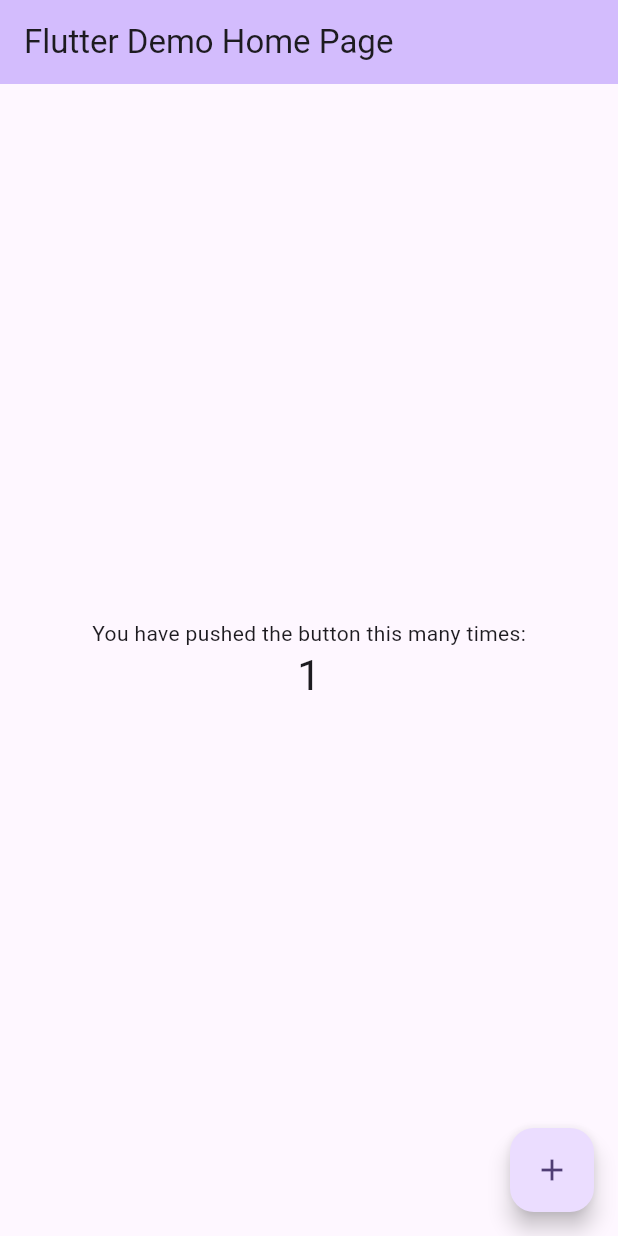
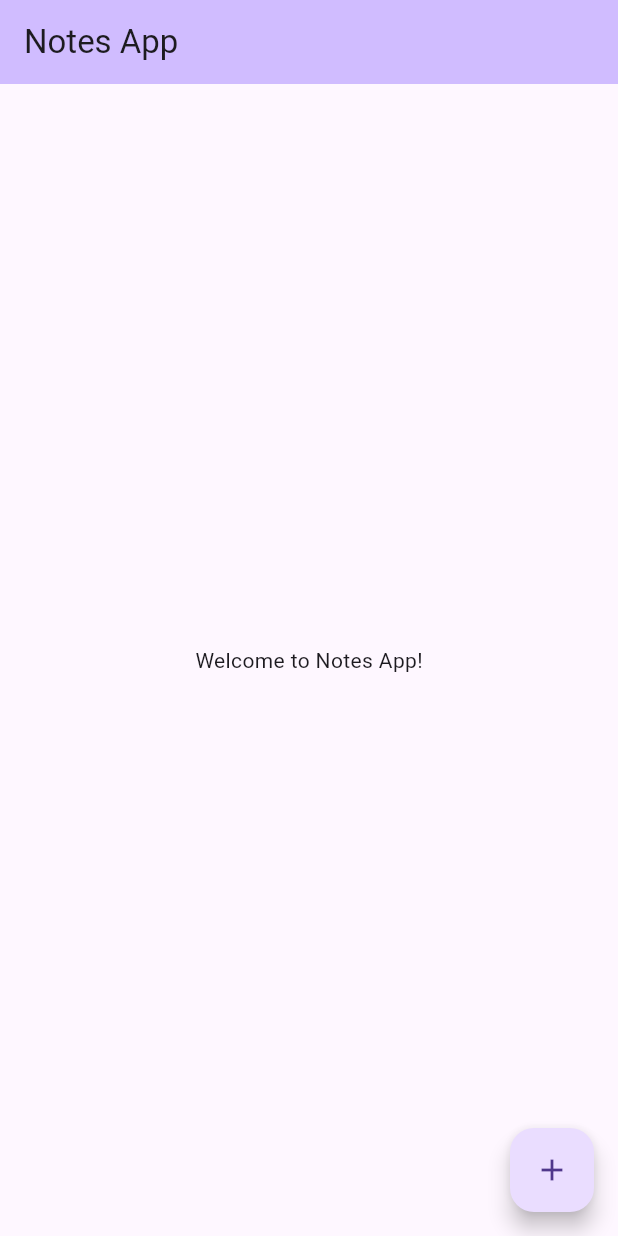
Before and after one commit to MarwanElkady/NotesApp, a Flutter app: the screen it shows after launch, after a tap on the "add" icon, on a phone screen of 412 x 824 dp. Run offline on Flutter 3.47's test engine with Material 3 defaults, Android fonts, the phone set to English and light mode, and no system bars.

Commit message:
create the app

```diff
--- a/lib/main.dart
+++ b/lib/main.dart
@@ -1,122 +1,30 @@
 import 'package:flutter/material.dart';
 
 void main() {
-  runApp(const MyApp());
+  runApp(const NotesApp());
 }
 
-class MyApp extends StatelessWidget {
-  const MyApp({super.key});
+class NotesApp extends StatelessWidget {
+  const NotesApp({super.key});
 
-  // This widget is the root of your application.
   @override
   Widget build(BuildContext context) {
     return MaterialApp(
-      title: 'Flutter Demo',
-      theme: ThemeData(
-        // This is the theme of your application.
-        //
-        // TRY THIS: Try running your application with "flutter run". You'll see
-        // the application has a purple toolbar. Then, without quitting the app,
-        // try changing the seedColor in the colorScheme below to Colors.green
-        // and then invoke "hot reload" (save your changes or press the "hot
-        // reload" button in a Flutter-supported IDE, or press "r" if you used
-        // the command line to start the app).
-        //
-        // Notice that the counter didn't reset back to zero; the application
-        // state is not lost during the reload. To reset the state, use hot
-        // restart instead.
-        //
-        // This works for code too, not just values: Most code changes can be
-        // tested with just a hot reload.
-        colorScheme: ColorScheme.fromSeed(seedColor: Colors.deepPurple),
+      title: 'Notes App',
+      theme: ThemeData(primarySwatch: Colors.blue, useMaterial3: true),
+      home: Scaffold(
+        appBar: AppBar(
+          title: const Text('Notes App'),
+          backgroundColor: Theme.of(context).colorScheme.inversePrimary,
+        ),
+        body: const Center(child: Text('Welcome to Notes App!')),
+        floatingActionButton: FloatingActionButton(
+          onPressed: () {
+            // TODO: Add new note functionality
+          },
+          child: const Icon(Icons.add),
+        ),
       ),
-      home: const MyHomePage(title: 'Flutter Demo Home Page'),
     );
   }
 }
-
-class MyHomePage extends StatefulWidget {
-  const MyHomePage({super.key, required this.title});
-
-  // This widget is the home page of your application. It is stateful, meaning
-  // that it has a State object (defined below) that contains fields that affect
-  // how it looks.
-
-  // This class is the configuration for the state. It holds the values (in this
-  // case the title) provided by the parent (in this case the App widget) and
-  // used by the build method of the State. Fields in a Widget subclass are
-  // always marked "final".
-
-  final String title;
-
-  @override
-  State<MyHomePage> createState() => _MyHomePageState();
-}
-
-class _MyHomePageState extends State<MyHomePage> {
-  int _counter = 0;
-
-  void _incrementCounter() {
-    setState(() {
-      // This call to setState tells the Flutter framework that something has
-      // changed in this State, which causes it to rerun the build method below
-      // so that the display can reflect the updated values. If we changed
-      // _counter without calling setState(), then the build method would not be
-      // called again, and so nothing would appear to happen.
-      _counter++;
-    });
-  }
-
-  @override
-  Widget build(BuildContext context) {
-    // This method is rerun every time setState is called, for instance as done
-    // by the _incrementCounter method above.
-    //
-    // The Flutter framework has been optimized to make rerunning build methods
-    // fast, so that you can just rebuild anything that needs updating rather
-    // than having to individually change instances of widgets.
-    return Scaffold(
-      appBar: AppBar(
-        // TRY THIS: Try changing the color here to a specific color (to
-        // Colors.amber, perhaps?) and trigger a hot reload to see the AppBar
-        // change color while the other colors stay the same.
-        backgroundColor: Theme.of(context).colorScheme.inversePrimary,
-        // Here we take the value from the MyHomePage object that was created by
-        // the App.build method, and use it to set our appbar title.
-        title: Text(widget.title),
-      ),
-      body: Center(
-        // Center is a layout widget. It takes a single child and positions it
-        // in the middle of the parent.
-        child: Column(
-          // Column is also a layout widget. It takes a list of children and
-          // arranges them vertically. By default, it sizes itself to fit its
-          // children horizontally, and tries to be as tall as its parent.
-          //
-          // Column has various properties to control how it sizes itself and
-          // how it positions its children. Here we use mainAxisAlignment to
-          // center the children vertically; the main axis here is the vertical
-          // axis because Columns are vertical (the cross axis would be
-          // horizontal).
-          //
-          // TRY THIS: Invoke "debug painting" (choose the "Toggle Debug Paint"
-          // action in the IDE, or press "p" in the console), to see the
-          // wireframe for each widget.
-          mainAxisAlignment: MainAxisAlignment.center,
-          children: <Widget>[
-            const Text('You have pushed the button this many times:'),
-            Text(
-              '$_counter',
-              style: Theme.of(context).textTheme.headlineMedium,
-            ),
-          ],
-        ),
-      ),
-      floatingActionButton: FloatingActionButton(
-        onPressed: _incrementCounter,
-        tooltip: 'Increment',
-        child: const Icon(Icons.add),
-      ), // This trailing comma makes auto-formatting nicer for build methods.
-    );
-  }
-}
```
